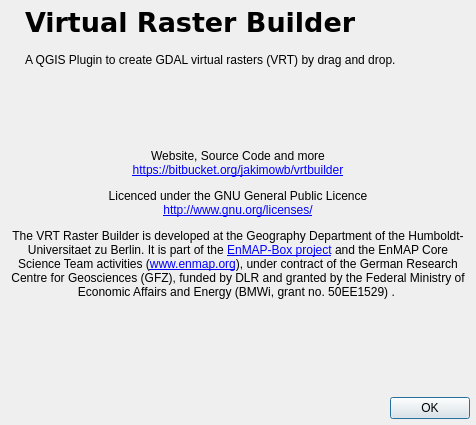
Before: the Qt Designer form vrtbuilder/ui/about.ui in jakimowb/virtual-raster-builder, drawn with Qt 5.
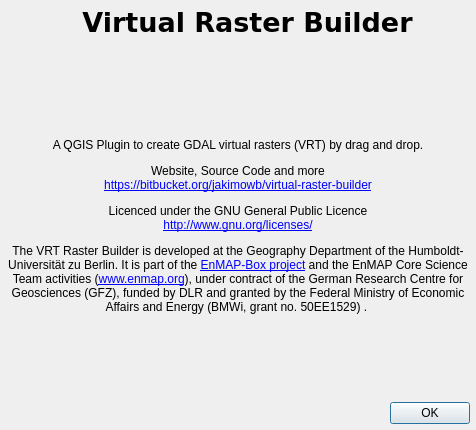
After: the same form once the commit is applied. Icons and pictures are not drawn.

The edit to the form file:
```diff
--- a/vrtbuilder/ui/about.ui
+++ b/vrtbuilder/ui/about.ui
@@ -7,7 +7,7 @@
     <x>0</x>
     <y>0</y>
     <width>476</width>
-    <height>425</height>
+    <height>430</height>
    </rect>
   </property>
   <property name="sizePolicy">
@@ -105,6 +105,9 @@
           <property name="textFormat">
            <enum>Qt::RichText</enum>
           </property>
+          <property name="alignment">
+           <set>Qt::AlignCenter</set>
+          </property>
           <property name="wordWrap">
            <bool>true</bool>
           </property>
@@ -120,7 +123,10 @@
         <item>
          <widget class="QLabel" name="labelVersion_2">
           <property name="text">
-           <string>A QGIS Plugin to create GDAL virtual rasters (VRT) by drag and drop.</string>
+           <string>          </string>
+          </property>
+          <property name="alignment">
+           <set>Qt::AlignCenter</set>
           </property>
           <property name="wordWrap">
            <bool>true</bool>
@@ -141,7 +147,7 @@
       </sizepolicy>
      </property>
      <property name="text">
-      <string>&lt;html&gt;&lt;head/&gt;&lt;body&gt;&lt;p align=&quot;center&quot;&gt;Website, Source Code and more&lt;br/&gt;&lt;a href=&quot;https://bitbucket.org/hu-geomatics/enmap-box&quot;&gt;&lt;span style=&quot; text-decoration: underline; color:#0000ff;&quot;&gt;https://bitbucket.org/jakimowb/vrtbuilder&lt;/span&gt;&lt;/a&gt;&lt;/p&gt;&lt;p align=&quot;center&quot;&gt;Licenced under the GNU General Public Licence&lt;br/&gt;&lt;a href=&quot;http://www.gnu.org/licenses/&quot;&gt;&lt;span style=&quot; text-decoration: underline; color:#0000ff;&quot;&gt;http://www.gnu.org/licenses/&lt;/span&gt;&lt;/a&gt;&lt;/p&gt;&lt;p align=&quot;center&quot;&gt;The VRT Raster Builder is developed at the Geography Department of the Humboldt-Universitaet zu Berlin. It is part of the &lt;a href=&quot;https://bitbucket.org/hu-geomatics/enmap-box&quot;&gt;&lt;span style=&quot; text-decoration: underline; color:#0000ff;&quot;&gt;EnMAP-Box project&lt;/span&gt;&lt;/a&gt; and the EnMAP Core Science Team activities (&lt;a href=&quot;https://www.enmap.org&quot;&gt;&lt;span style=&quot; text-decoration: underline; color:#0000ff;&quot;&gt;www.enmap.org&lt;/span&gt;&lt;/a&gt;), under contract of the German Research Centre for Geosciences (GFZ), funded by DLR and granted by the Federal Ministry of Economic Affairs and Energy (BMWi, grant no. 50EE1529) . &lt;/p&gt;&lt;/body&gt;&lt;/html&gt;</string>
+      <string>&lt;html&gt;&lt;head/&gt;&lt;body&gt;&lt;p align=&quot;center&quot;&gt;A QGIS Plugin to create GDAL virtual rasters (VRT) by drag and drop.&lt;/p&gt;&lt;p align=&quot;center&quot;&gt;Website, Source Code and more&lt;br/&gt;&lt;a href=&quot;https://bitbucket.org/jakimowb/virtual-raster-builder&quot;&gt;&lt;span style=&quot; text-decoration: underline; color:#0000ff;&quot;&gt;https://bitbucket.org/jakimowb/virtual-raster-builder&lt;/span&gt;&lt;/a&gt;&lt;/p&gt;&lt;p align=&quot;center&quot;&gt;Licenced under the GNU General Public Licence&lt;br/&gt;&lt;a href=&quot;http://www.gnu.org/licenses/&quot;&gt;&lt;span style=&quot; text-decoration: underline; color:#0000ff;&quot;&gt;http://www.gnu.org/licenses/&lt;/span&gt;&lt;/a&gt;&lt;/p&gt;&lt;p align=&quot;center&quot;&gt;The VRT Raster Builder is developed at the Geography Department of the Humboldt-Universit&amp;auml;t zu Berlin. It is part of the &lt;a href=&quot;https://bitbucket.org/hu-geomatics/enmap-box&quot;&gt;&lt;span style=&quot; text-decoration: underline; color:#0000ff;&quot;&gt;EnMAP-Box project&lt;/span&gt;&lt;/a&gt; and the EnMAP Core Science Team activities (&lt;a href=&quot;https://www.enmap.org&quot;&gt;&lt;span style=&quot; text-decoration: underline; color:#0000ff;&quot;&gt;www.enmap.org&lt;/span&gt;&lt;/a&gt;), under contract of the German Research Centre for Geosciences (GFZ), funded by DLR and granted by the Federal Ministry of Economic Affairs and Energy (BMWi, grant no. 50EE1529) . &lt;/p&gt;&lt;/body&gt;&lt;/html&gt;</string>
      </property>
      <property name="scaledContents">
       <bool>true</bool>
```
Left out of the diff: 27 changed lines with no effect on the pictures.
